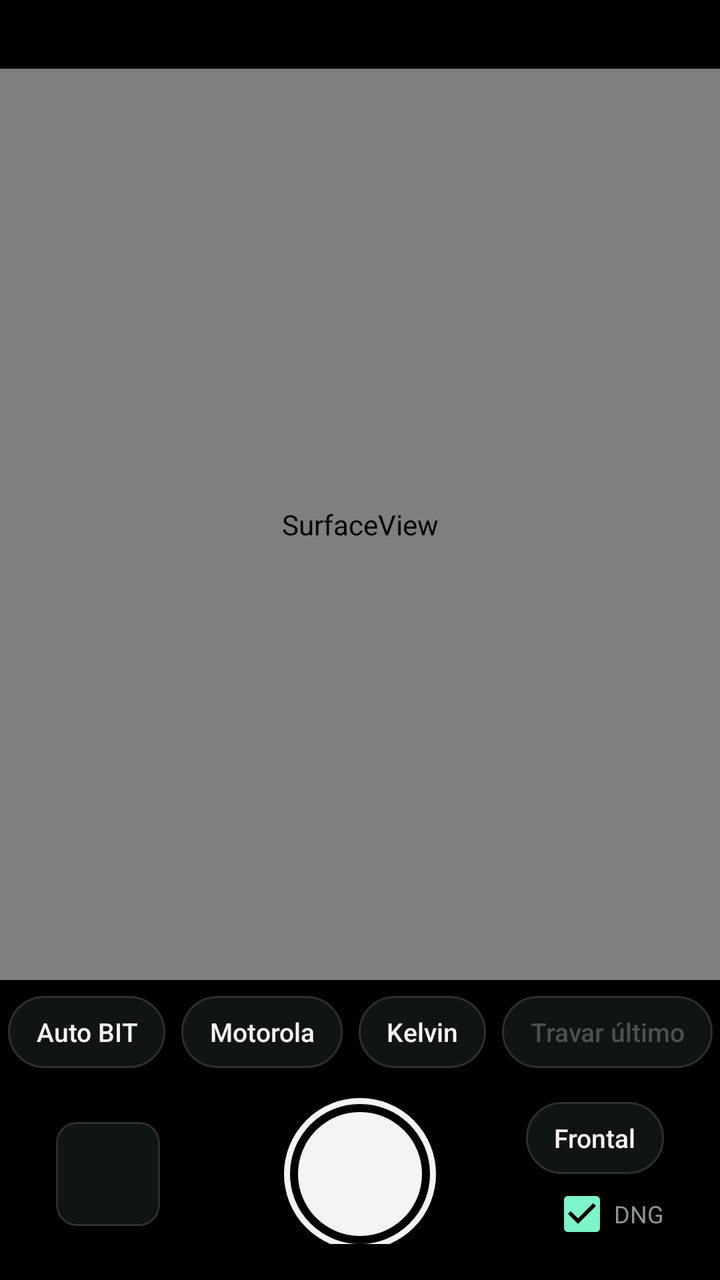
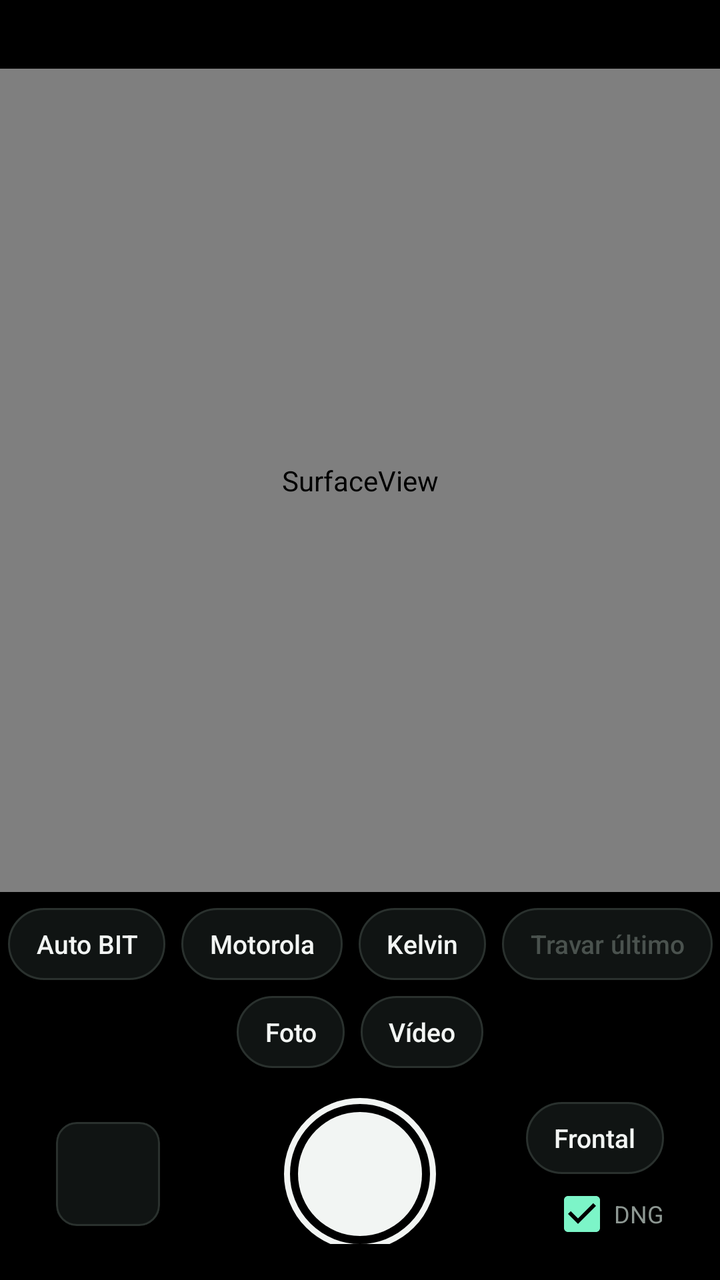

An Android layout rendered at two revisions. The XML below is the earlier revision; the diff shows what the commit changed to produce the second picture.
<!-- AndroidManifest.xml: application theme AppTheme -->
<!-- res/layout/activity_main.xml -->
<?xml version="1.0" encoding="utf-8"?>
<LinearLayout xmlns:android="http://schemas.android.com/apk/res/android"
    android:layout_width="match_parent"
    android:layout_height="match_parent"
    android:background="@color/black"
    android:fitsSystemWindows="true"
    android:orientation="vertical">

    <TextView
        android:id="@+id/status"
        android:layout_width="match_parent"
        android:layout_height="wrap_content"
        android:fontFamily="monospace"
        android:gravity="center"
        android:maxLines="2"
        android:paddingStart="12dp"
        android:paddingTop="10dp"
        android:paddingEnd="12dp"
        android:paddingBottom="8dp"
        android:textColor="@color/dim"
        android:textSize="12sp" />

    <FrameLayout
        android:id="@+id/stage"
        android:layout_width="match_parent"
        android:layout_height="0dp"
        android:layout_weight="1">

        <FrameLayout
            android:id="@+id/frame"
            android:layout_width="match_parent"
            android:layout_height="match_parent"
            android:layout_gravity="center">

            <SurfaceView
                android:id="@+id/preview"
                android:layout_width="match_parent"
                android:layout_height="match_parent" />

            <View
                android:id="@+id/focusRing"
                android:layout_width="72dp"
                android:layout_height="72dp"
                android:background="@drawable/ring"
                android:visibility="gone" />

            <TextView
                android:id="@+id/hint"
                android:layout_width="wrap_content"
                android:layout_height="wrap_content"
                android:layout_gravity="center_horizontal|top"
                android:layout_marginTop="14dp"
                android:background="#AA000000"
                android:fontFamily="monospace"
                android:paddingStart="12dp"
                android:paddingTop="6dp"
                android:paddingEnd="12dp"
                android:paddingBottom="6dp"
                android:textColor="@color/fg"
                android:textSize="12sp"
                android:visibility="gone" />
        </FrameLayout>
    </FrameLayout>

    <LinearLayout
        android:id="@+id/kelvinPanel"
        android:layout_width="match_parent"
        android:layout_height="wrap_content"
        android:orientation="vertical"
        android:paddingStart="16dp"
        android:paddingTop="6dp"
        android:paddingEnd="16dp"
        android:visibility="gone">

        <TextView
            android:id="@+id/kelvinLabel"
            android:layout_width="match_parent"
            android:layout_height="wrap_content"
            android:fontFamily="monospace"
            android:textColor="@color/fg"
            android:textSize="12sp" />

        <SeekBar
            android:id="@+id/kelvinSeek"
            android:layout_width="match_parent"
            android:layout_height="32dp"
            android:max="160" />

        <TextView
            android:id="@+id/tintLabel"
            android:layout_width="match_parent"
            android:layout_height="wrap_content"
            android:fontFamily="monospace"
            android:textColor="@color/fg"
            android:textSize="12sp" />

        <SeekBar
            android:id="@+id/tintSeek"
            android:layout_width="match_parent"
            android:layout_height="32dp"
            android:max="100" />

        <HorizontalScrollView
            android:layout_width="match_parent"
            android:layout_height="wrap_content"
            android:scrollbars="none">

            <LinearLayout
                android:id="@+id/presets"
                android:layout_width="wrap_content"
                android:layout_height="wrap_content"
                android:orientation="horizontal" />
        </HorizontalScrollView>
    </LinearLayout>

    <HorizontalScrollView
        android:layout_width="match_parent"
        android:layout_height="wrap_content"
        android:fillViewport="true"
        android:paddingTop="8dp"
        android:scrollbars="none">

        <LinearLayout
            android:layout_width="wrap_content"
            android:layout_height="wrap_content"
            android:layout_gravity="center_horizontal"
            android:gravity="center"
            android:orientation="horizontal"
            android:paddingStart="8dp"
            android:paddingEnd="8dp">

            <Button android:id="@+id/wbAuto" style="@style/Chip" android:text="Auto BIT" />
            <Button android:id="@+id/wbSensor" style="@style/Chip" android:text="Motorola" />
            <Button android:id="@+id/wbKelvin" style="@style/Chip" android:text="Kelvin" />
            <Button android:id="@+id/wbLock" style="@style/Chip" android:enabled="false" android:text="Travar último" />
        </LinearLayout>
    </HorizontalScrollView>

    <RelativeLayout
        android:layout_width="match_parent"
        android:layout_height="wrap_content"
        android:paddingStart="28dp"
        android:paddingTop="12dp"
        android:paddingEnd="28dp"
        android:paddingBottom="18dp">

        <ImageView
            android:id="@+id/thumb"
            android:layout_width="52dp"
            android:layout_height="52dp"
            android:layout_alignParentStart="true"
            android:layout_centerVertical="true"
            android:background="@drawable/thumb_bg"
            android:clipToOutline="true"
            android:contentDescription="Última foto"
            android:scaleType="centerCrop" />

        <Button
            android:id="@+id/shutter"
            android:layout_width="76dp"
            android:layout_height="76dp"
            android:layout_centerInParent="true"
            android:background="@drawable/shutter"
            android:contentDescription="Fotografar"
            android:stateListAnimator="@null" />

        <LinearLayout
            android:layout_width="wrap_content"
            android:layout_height="wrap_content"
            android:layout_alignParentEnd="true"
            android:layout_centerVertical="true"
            android:gravity="end"
            android:orientation="vertical">

            <Button android:id="@+id/flip" style="@style/Chip" android:layout_marginEnd="0dp" android:text="Frontal" />

            <CheckBox
                android:id="@+id/dng"
                android:layout_width="wrap_content"
                android:layout_height="wrap_content"
                android:layout_marginTop="4dp"
                android:checked="true"
                android:text="DNG"
                android:textColor="@color/dim"
                android:textSize="12sp" />
        </LinearLayout>
    </RelativeLayout>
</LinearLayout>
<!-- resources referenced by this layout -->
<resources>
  <color name="black">#000000</color>
  <color name="dim">#8D9792</color>
  <color name="fg">#F2F5F3</color>
  <!-- drawable ring (drawable) -->
  <?xml version="1.0" encoding="utf-8"?>
  <shape xmlns:android="http://schemas.android.com/apk/res/android">
      <corners android:radius="10dp" />
      <stroke android:width="1.5dp" android:color="@color/accent" />
  </shape>
  <!-- drawable shutter (drawable) -->
  <?xml version="1.0" encoding="utf-8"?>
  <selector xmlns:android="http://schemas.android.com/apk/res/android">
      <item android:state_enabled="false">
          <layer-list>
              <item><shape android:shape="oval"><stroke android:width="3dp" android:color="@color/line" /></shape></item>
              <item android:top="22dp" android:bottom="22dp" android:left="22dp" android:right="22dp"><shape android:shape="oval"><solid android:color="@color/dim" /></shape></item>
          </layer-list>
      </item>
      <item android:state_pressed="true">
          <layer-list>
              <item><shape android:shape="oval"><stroke android:width="3dp" android:color="@color/fg" /></shape></item>
              <item android:top="11dp" android:bottom="11dp" android:left="11dp" android:right="11dp"><shape android:shape="oval"><solid android:color="@color/fg" /></shape></item>
          </layer-list>
      </item>
      <item>
          <layer-list>
              <item><shape android:shape="oval"><stroke android:width="3dp" android:color="@color/fg" /></shape></item>
              <item android:top="7dp" android:bottom="7dp" android:left="7dp" android:right="7dp"><shape android:shape="oval"><solid android:color="@color/fg" /></shape></item>
          </layer-list>
      </item>
  </selector>
  <!-- drawable thumb_bg (drawable) -->
  <?xml version="1.0" encoding="utf-8"?>
  <shape xmlns:android="http://schemas.android.com/apk/res/android">
      <corners android:radius="10dp" />
      <solid android:color="@color/panel" />
      <stroke android:width="1dp" android:color="@color/line" />
  </shape>
  <style name="Chip">
          <item name="android:layout_width">wrap_content</item>
          <item name="android:layout_height">36dp</item>
          <item name="android:minWidth">0dp</item>
          <item name="android:minHeight">0dp</item>
          <item name="android:paddingStart">14dp</item>
          <item name="android:paddingEnd">14dp</item>
          <item name="android:layout_marginStart">4dp</item>
          <item name="android:layout_marginEnd">4dp</item>
          <item name="android:background">@drawable/chip</item>
          <item name="android:textColor">@color/chip_text</item>
          <item name="android:textSize">13sp</item>
          <item name="android:textAllCaps">false</item>
          <item name="android:stateListAnimator">@null</item>
      </style>
  <style name="AppTheme" parent="android:Theme.Material.NoActionBar">
          <item name="android:windowBackground">@color/black</item>
          <item name="android:statusBarColor">@color/black</item>
          <item name="android:navigationBarColor">@color/black</item>
          <item name="android:colorAccent">@color/accent</item>
      </style>
  <color name="accent">#7CF5C8</color>
  <color name="line">#2A312E</color>
  <color name="panel">#101413</color>
  <!-- drawable chip (drawable) -->
  <?xml version="1.0" encoding="utf-8"?>
  <selector xmlns:android="http://schemas.android.com/apk/res/android">
      <item android:state_selected="true">
          <shape><corners android:radius="18dp" /><solid android:color="@color/accent" /></shape>
      </item>
      <item>
          <shape><corners android:radius="18dp" /><solid android:color="@color/panel" /><stroke android:width="1dp" android:color="@color/line" /></shape>
      </item>
  </selector>
</resources>

<!-- the commit's change to res/layout/activity_main.xml (unified diff, before → after) -->
@@ -114,6 +114,31 @@
     </LinearLayout>
 
     <HorizontalScrollView
+        android:id="@+id/videoPanel"
+        android:layout_width="match_parent"
+        android:layout_height="wrap_content"
+        android:fillViewport="true"
+        android:paddingTop="8dp"
+        android:scrollbars="none"
+        android:visibility="gone">
+
+        <LinearLayout
+            android:layout_width="wrap_content"
+            android:layout_height="wrap_content"
+            android:layout_gravity="center_horizontal"
+            android:gravity="center"
+            android:orientation="horizontal"
+            android:paddingStart="8dp"
+            android:paddingEnd="8dp">
+
+            <Button android:id="@+id/vLock" style="@style/Chip" android:text="Travar cor e brilho" />
+            <Button android:id="@+id/vReadjust" style="@style/Chip" android:enabled="false" android:text="Reajustar" />
+            <Button android:id="@+id/vNatural" style="@style/Chip" android:text="Natural" />
+            <Button android:id="@+id/vStab" style="@style/Chip" android:text="Estabilizar" />
+        </LinearLayout>
+    </HorizontalScrollView>
+
+    <HorizontalScrollView
         android:layout_width="match_parent"
         android:layout_height="wrap_content"
         android:fillViewport="true"
@@ -135,6 +160,17 @@
             <Button android:id="@+id/wbLock" style="@style/Chip" android:enabled="false" android:text="Travar último" />
         </LinearLayout>
     </HorizontalScrollView>
+
+    <LinearLayout
+        android:layout_width="match_parent"
+        android:layout_height="wrap_content"
+        android:gravity="center"
+        android:orientation="horizontal"
+        android:paddingTop="8dp">
+
+        <Button android:id="@+id/modePhoto" style="@style/Chip" android:text="Foto" />
+        <Button android:id="@+id/modeVideo" style="@style/Chip" android:text="Vídeo" />
+    </LinearLayout>
 
     <RelativeLayout
         android:layout_width="match_parent"
